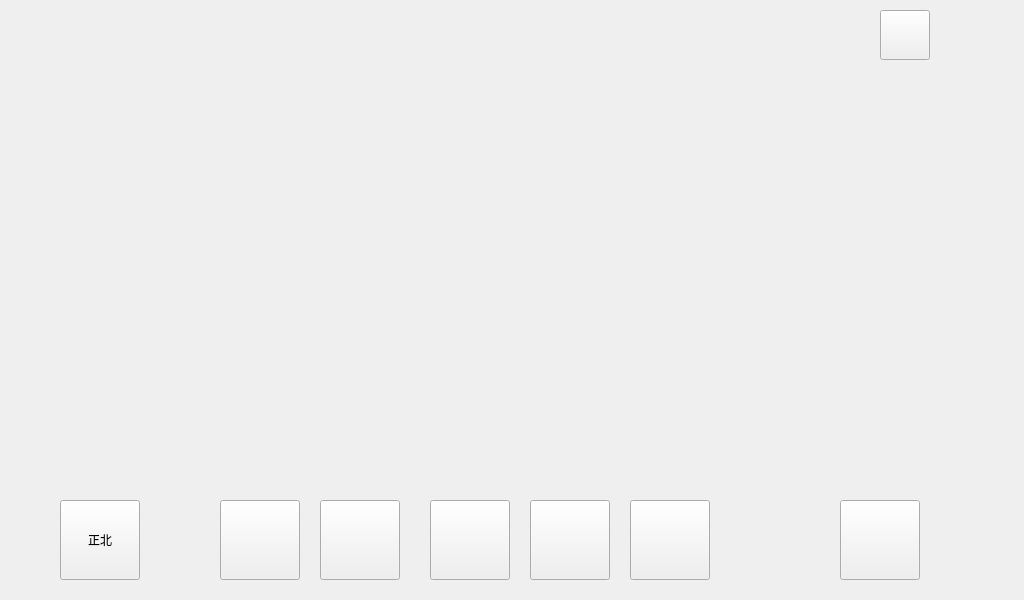
Old version of the form main_desktop.ui in the repository jjzhang166/DvrUI.
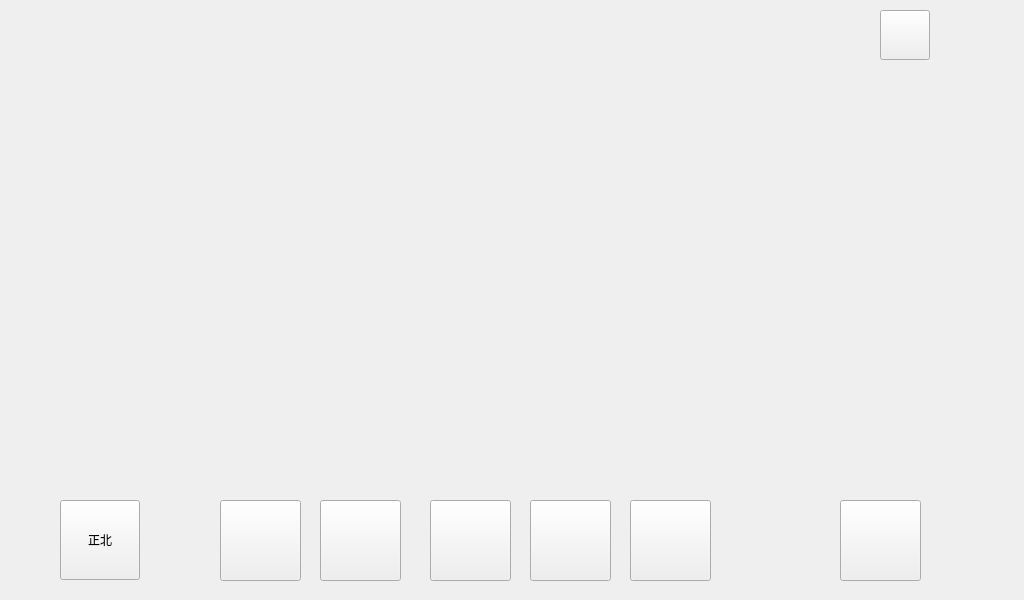
New version of the form. Icons and pictures are not drawn.

The edit to the form file:
```diff
--- a/main_desktop.ui
+++ b/main_desktop.ui
@@ -31,8 +31,8 @@
     <rect>
      <x>220</x>
      <y>500</y>
-     <width>80</width>
-     <height>80</height>
+     <width>81</width>
+     <height>81</height>
     </rect>
    </property>
    <property name="styleSheet">
@@ -47,8 +47,8 @@
     <rect>
      <x>320</x>
      <y>500</y>
-     <width>80</width>
-     <height>80</height>
+     <width>81</width>
+     <height>81</height>
     </rect>
    </property>
    <property name="styleSheet">
@@ -63,8 +63,8 @@
     <rect>
      <x>430</x>
      <y>500</y>
-     <width>80</width>
-     <height>80</height>
+     <width>81</width>
+     <height>81</height>
     </rect>
    </property>
    <property name="styleSheet">
@@ -79,8 +79,8 @@
     <rect>
      <x>530</x>
      <y>500</y>
-     <width>80</width>
-     <height>80</height>
+     <width>81</width>
+     <height>81</height>
     </rect>
    </property>
    <property name="styleSheet">
@@ -95,8 +95,8 @@
     <rect>
      <x>630</x>
      <y>500</y>
-     <width>80</width>
-     <height>80</height>
+     <width>81</width>
+     <height>81</height>
     </rect>
    </property>
    <property name="styleSheet">
@@ -111,8 +111,8 @@
     <rect>
      <x>840</x>
      <y>500</y>
-     <width>80</width>
-     <height>80</height>
+     <width>81</width>
+     <height>81</height>
     </rect>
    </property>
    <property name="styleSheet">
@@ -122,22 +122,6 @@
     <string/>
    </property>
   </widget>
-  <widget class="QLabel" name="cameraView">
-   <property name="geometry">
-    <rect>
-     <x>0</x>
-     <y>0</y>
-     <width>1031</width>
-     <height>601</height>
-    </rect>
-   </property>
-   <property name="styleSheet">
-    <string notr="true">background-image:url(:/picture.png)</string>
-   </property>
-   <property name="text">
-    <string/>
-   </property>
-  </widget>
   <widget class="QPushButton" name="pushButton_8">
    <property name="geometry">
     <rect>
@@ -156,8 +140,8 @@
     <rect>
      <x>629</x>
      <y>10</y>
-     <width>251</width>
-     <height>50</height>
+     <width>241</width>
+     <height>51</height>
     </rect>
    </property>
    <property name="styleSheet">
@@ -168,6 +152,28 @@
     <string/>
    </property>
   </widget>
+  <widget class="QLabel" name="cameraView">
+   <property name="geometry">
+    <rect>
+     <x>-1</x>
+     <y>-1</y>
+     <width>1031</width>
+     <height>601</height>
+    </rect>
+   </property>
+   <property name="sizePolicy">
+    <sizepolicy hsizetype="Expanding" vsizetype="Expanding">
+     <horstretch>0</horstretch>
+     <verstretch>0</verstretch>
+    </sizepolicy>
+   </property>
+   <property name="styleSheet">
+    <string notr="true">background-image:url(:/picture.png)</string>
+   </property>
+   <property name="text">
+    <string/>
+   </property>
+  </widget>
   <zorder>cameraView</zorder>
   <zorder>compassButton</zorder>
   <zorder>cameraButton</zorder>
```
Left out of the diff: 8 changed lines with no effect on the pictures.
